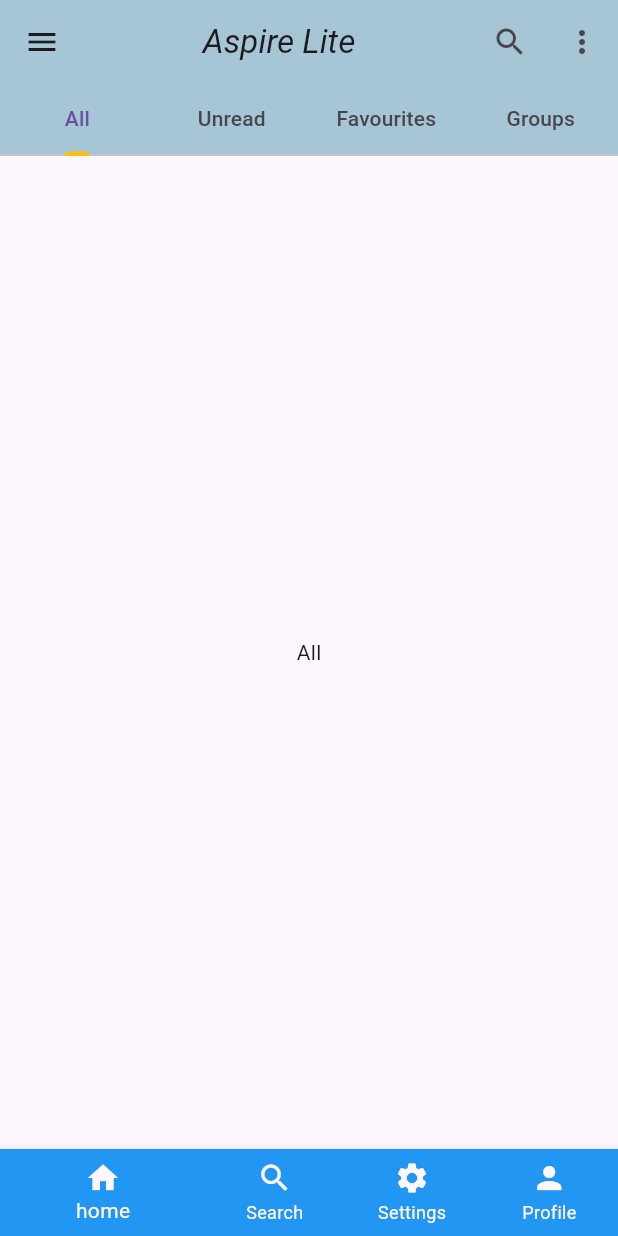
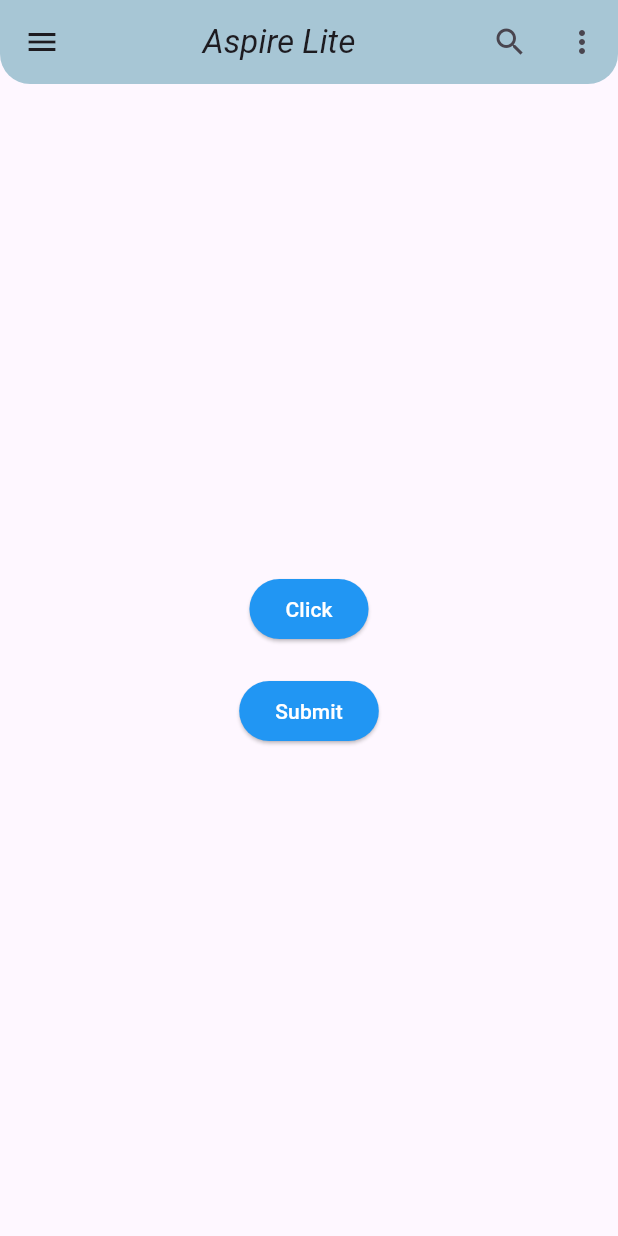
Before and after one commit to anjalaju/Dempro, a Flutter app: the screen it shows after launch, on a phone screen of 412 x 824 dp. Run offline on Flutter 3.47's test engine with Material 3 defaults, Android fonts, the phone set to English and light mode, and no system bars; key blocks and very long unbroken strings in the code were emptied for the run.

Commit message:
17/3/2025

```diff
--- a/lib/homepage.dart
+++ b/lib/homepage.dart
@@ -10,7 +10,10 @@
 class _HomePageState extends State<HomePage> {
   @override
   Widget build(BuildContext context) {
-    return Scaffold(drawer: const Drawer(
+    return Scaffold(
+
+
+      drawer: const Drawer(
       backgroundColor: Colors.pink,
     ),
       appBar: AppBar(
--- a/lib/main.dart
+++ b/lib/main.dart
@@ -1,4 +1,4 @@
-import 'package:dempro/tab.dart';
+import 'package:dempro/navigation.dart';
 import 'package:flutter/material.dart';
 
 void main() {
@@ -12,7 +12,7 @@
   Widget build(BuildContext context) {
     return const MaterialApp(debugShowCheckedModeBanner: false,
       // home: Exer(),
-      home: Tabb(),
+      home: NaviPage(),
     );
   }
 }
--- /dev/null
+++ b/lib/navigation.dart
@@ -0,0 +1,67 @@
+import 'package:dempro/navipages/clickpage.dart';
+import 'package:dempro/navipages/submitpage.dart';
+import 'package:flutter/material.dart';
+
+class NaviPage extends StatefulWidget {
+  const NaviPage({super.key});
+
+  @override
+  State<NaviPage> createState() => _NaviPageState();
+}
+
+class _NaviPageState extends State<NaviPage> {
+  @override
+  Widget build(BuildContext context) {
+    return Scaffold(
+      drawer: const Drawer(
+        backgroundColor: Colors.pink,
+      ),
+      appBar: AppBar(
+        backgroundColor: const Color.fromARGB(255, 167, 198, 213),
+        title: const Center(
+            child: Text(
+          "Aspire Lite",
+          style: TextStyle(fontStyle: FontStyle.italic),
+        )),
+        // centerTitle: true,
+        actions: [
+          IconButton(onPressed: () {}, icon: const Icon(Icons.search)),
+          IconButton(onPressed: () {}, icon: const Icon(Icons.more_vert))
+        ],
+        shape: const RoundedRectangleBorder(
+            borderRadius: BorderRadius.vertical(bottom: Radius.circular(20))),
+        // elevation: 4,shadowColor: Colors.black.withOpacity(0.5),
+      ),
+      body: Center(
+        child: Column(
+          mainAxisAlignment: MainAxisAlignment.center,
+          children: [
+            ElevatedButton(
+                style: ButtonStyle(
+                    backgroundColor: WidgetStateProperty.all(Colors.blue)),
+                onPressed: () {
+                  Navigator.push(context, MaterialPageRoute(builder: (context) => const ClickPage(),));
+                },
+                child: const Text(
+                  "Click",
+                  style: TextStyle(color: Colors.white),
+                )),
+            const SizedBox(
+              height: 20,
+            ),
+            ElevatedButton(
+                style: ButtonStyle(
+                    backgroundColor: WidgetStateProperty.all(Colors.blue)),
+                onPressed: () {
+                  Navigator.push(context, MaterialPageRoute(builder: (context) => const SubmitPage(),));
+                },
+                child: const Text(
+                  "Submit",
+                  style: TextStyle(color: Colors.white),
+                )),
+          ],
+        ),
+      ),
+    );
+  }
+}
```
Also changed, not shown: lib/navipages/clickpage.dart (added, +50 -0 lines), lib/navipages/submitpage.dart (added, +50 -0 lines), lib/tab.dart (+10 -0 lines).
